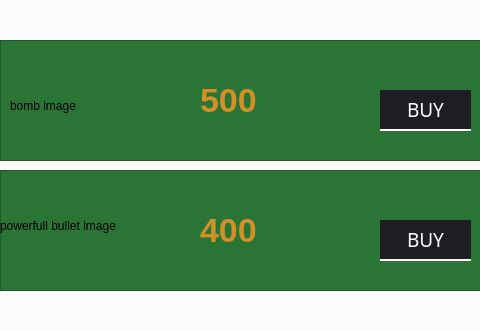
First picture: the form in mainwindow.ui, repository ahmed-alllam/GTA-VI, before the edit; both pictures show x 202 to 682 and y 84 to 415 of the 844 by 582 pixel window.
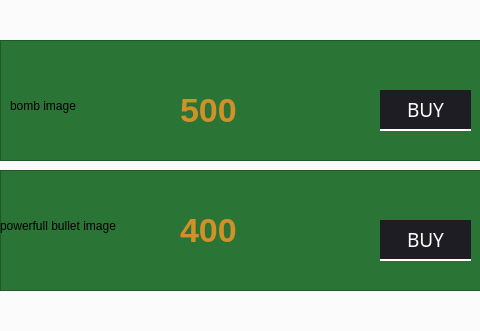
Second picture: the form after the edit. Icons and pictures are not drawn.

```diff
--- a/mainwindow.ui
+++ b/mainwindow.ui
@@ -170,8 +170,8 @@
      <widget class="QLabel" name="bomb_price_label">
       <property name="geometry">
        <rect>
-        <x>270</x>
-        <y>70</y>
+        <x>250</x>
+        <y>80</y>
         <width>101</width>
         <height>81</height>
        </rect>
@@ -386,7 +386,7 @@
      <widget class="QLabel" name="powerfulbullet_price_label">
       <property name="geometry">
        <rect>
-        <x>270</x>
+        <x>250</x>
         <y>200</y>
         <width>101</width>
         <height>81</height>
```
Left out of the diff: 12 changed lines with no effect on the pictures.
